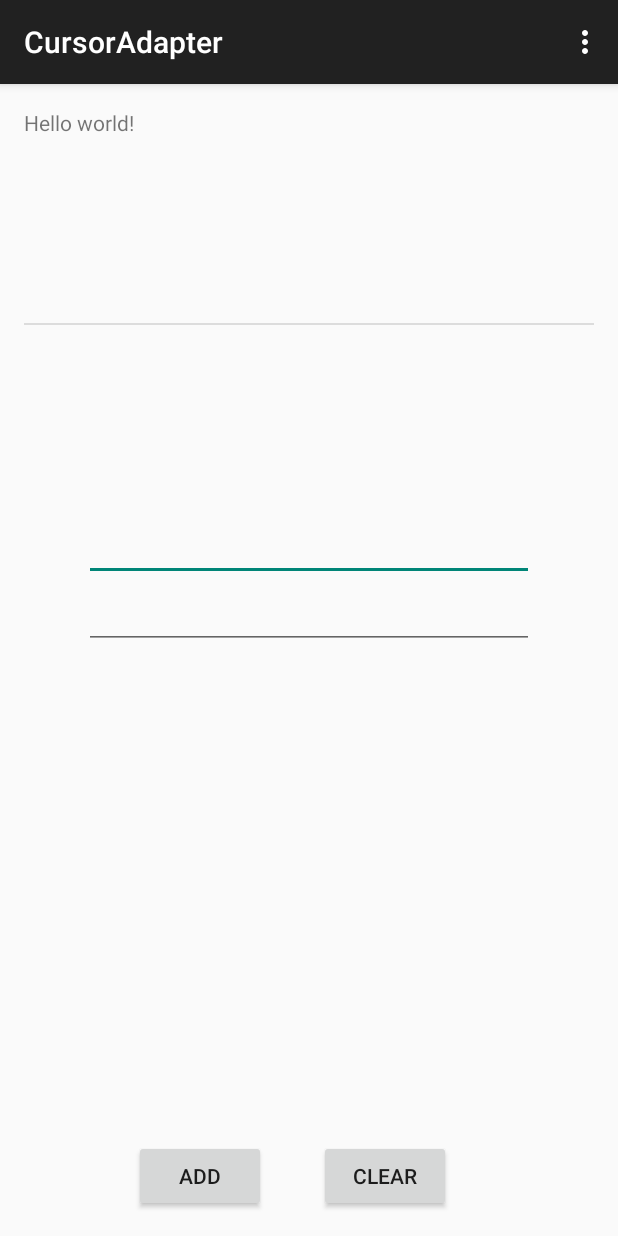
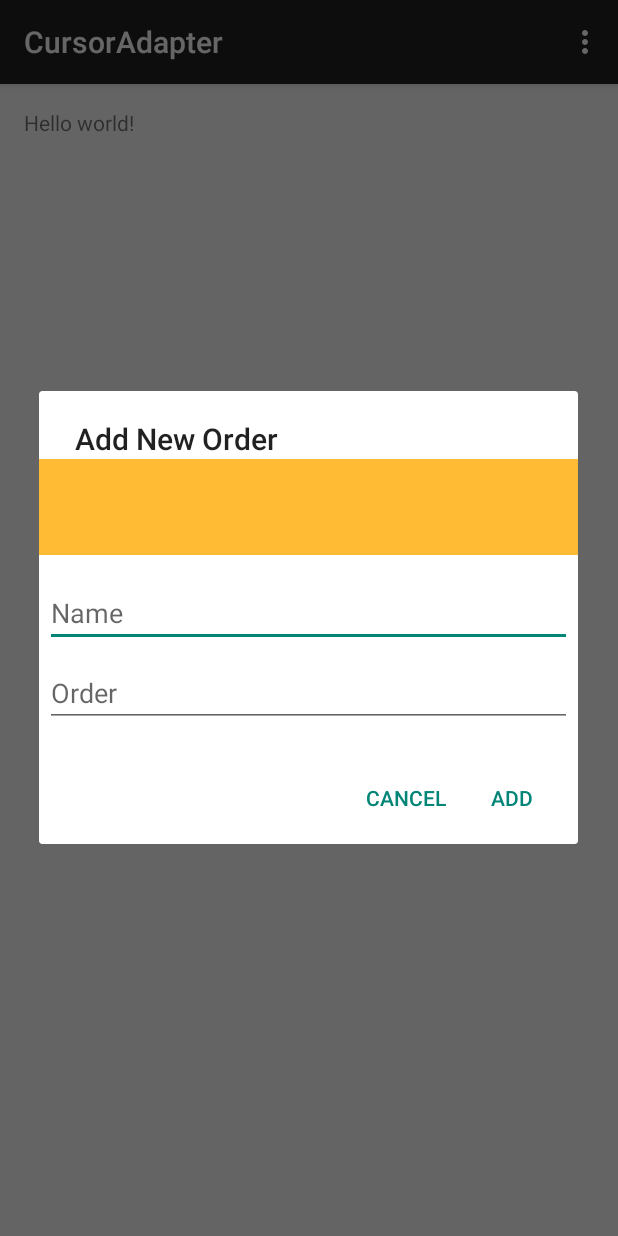
Before and after one commit to hychoi99/CursorAdapter, an Android app: the screen it shows after launch (MainActivity), after a tap on "ADD", on a phone screen of 412 x 824 dp. Run offline under Robolectric (Android 15) with nearby library versions, the phone set to English and light mode, and no system bars.

Commit message:
Add dialog functionality to add new orders into database

```diff
--- a/app/src/main/java/com/choimeetsworld/cursoradapter/MainActivity.java
+++ b/app/src/main/java/com/choimeetsworld/cursoradapter/MainActivity.java
@@ -1,17 +1,21 @@
 package com.choimeetsworld.cursoradapter;
 
+import android.app.AlertDialog;
+import android.app.Dialog;
+import android.app.DialogFragment;
 import android.app.LoaderManager.LoaderCallbacks;
+import android.content.DialogInterface;
 import android.content.Intent;
 import android.content.Loader;
 import android.database.Cursor;
 import android.support.v7.app.AppCompatActivity;
 import android.os.Bundle;
 import android.util.Log;
+import android.view.LayoutInflater;
 import android.view.Menu;
 import android.view.MenuItem;
 import android.view.View;
 import android.widget.AdapterView;
-import android.widget.Button;
 import android.widget.EditText;
 import android.widget.ListView;
 import android.widget.SimpleCursorAdapter;
@@ -21,12 +25,9 @@ import com.choimeetsworld.cursoradapter.Database.DbHelper;
 
 public class MainActivity extends AppCompatActivity implements LoaderCallbacks<Cursor> {
 
-
-    private LoaderCallbacks<Cursor> mCallbacks;
     private SimpleCursorAdapter mCursorAdapter;
     //private CustomCursorAdapter mCustomCursorAdapter;
     private ListView ordersList;
-    private Button addButton;
     private EditText customerInput;
     private EditText orderInput;
     private DataAccessObject dao;
@@ -37,11 +38,7 @@ public class MainActivity extends AppCompatActivity implements LoaderCallbacks<C
         setContentView(R.layout.activity_main);
 
         ordersList = (ListView) findViewById(R.id.listView_orders);
-        addButton = (Button) findViewById(R.id.button_add);
-        customerInput = (EditText) findViewById(R.id.editText_customer);
-        orderInput = (EditText) findViewById(R.id.editText_order);
         dao = new DataAccessObject(this);
-
         dao.openDb(); //only one instance of dataAccessor created
 
         /*
@@ -55,8 +52,7 @@ public class MainActivity extends AppCompatActivity implements LoaderCallbacks<C
                 new int[]{R.id.textViewRow_customer, R.id.textViewRow_order}, 0);
         ordersList.setAdapter(mCursorAdapter);
 
-
-        //getLoaderManager().initLoader(0, null, this).forceLoad();
+        getLoaderManager().initLoader(0, null, this).forceLoad();
 
         /*addButton.setOnClickListener(new View.OnClickListener() {
             @Override
@@ -66,16 +62,19 @@ public class MainActivity extends AppCompatActivity implements LoaderCallbacks<C
             }
         });*/
 
-        //Start new activity showing order details, pass all important info
+        //Start new activity showing order details in list, pass all important info
         ordersList.setOnItemClickListener(new AdapterView.OnItemClickListener() {
             @Override
             public void onItemClick(AdapterView<?> parent, View view, int position, long id) {
                 Cursor cursor = (Cursor) mCursorAdapter.getItem(position);
                 Intent intentOrderDetail = new Intent(MainActivity.this, OrderDetail.class);
                 Bundle bundle_order = new Bundle();
-                bundle_order.putString(DbHelper.COL_CUSTOMER, cursor.getString(cursor.getColumnIndex(DbHelper.COL_CUSTOMER)));
-                bundle_order.putString(DbHelper.COL_ORDER, cursor.getString(cursor.getColumnIndex(DbHelper.COL_ORDER)));
-                bundle_order.putString(DbHelper.COL_ID, cursor.getString(cursor.getColumnIndex(DbHelper.COL_ID)));
+                bundle_order.putString(DbHelper.COL_CUSTOMER,
+                        cursor.getString(cursor.getColumnIndex(DbHelper.COL_CUSTOMER)));
+                bundle_order.putString(DbHelper.COL_ORDER,
+                        cursor.getString(cursor.getColumnIndex(DbHelper.COL_ORDER)));
+                bundle_order.putString(DbHelper.COL_ID,
+                        cursor.getString(cursor.getColumnIndex(DbHelper.COL_ID)));
 
                 intentOrderDetail.putExtras(bundle_order);
                 startActivity(intentOrderDetail);
@@ -110,7 +109,7 @@ public class MainActivity extends AppCompatActivity implements LoaderCallbacks<C
         Log.i("in", "clicked");
         switch (view.getId()) {
             case R.id.button_add:
-                dao.createRow(customerInput.getText().toString(), orderInput.getText().toString());
+                new AddNewOrderDialog().show(getFragmentManager().beginTransaction(), "new order");
                 onQueryTextChanged();
                 break;
             case R.id.button_clear:
@@ -126,6 +125,42 @@ public class MainActivity extends AppCompatActivity implements LoaderCallbacks<C
         onQueryTextChanged();
     }
 
+
+    public class AddNewOrderDialog extends DialogFragment {
+
+        @Override
+        public Dialog onCreateDialog(Bundle savedInstanceState) {
+
+            AlertDialog.Builder dialogBuilder = new AlertDialog.Builder(getActivity());
+            LayoutInflater inflater = MainActivity.this.getLayoutInflater();
+            View dialogView = inflater.inflate(R.layout.dialog_addorder, null);
+            dialogBuilder.setView(dialogView);
+
+            customerInput = (EditText) dialogView.findViewById(R.id.name_input);
+            orderInput = (EditText) dialogView.findViewById(R.id.order_input);
+
+            dialogBuilder.setTitle("Add New Order");
+            dialogBuilder
+            .setPositiveButton("Add", new DialogInterface.OnClickListener() {
+                @Override
+                public void onClick(DialogInterface dialog, int id) {
+                    dao.createRow(customerInput.getText().toString(), orderInput.getText().toString());
+                    onQueryTextChanged();
+                }
+            })
+            .setNegativeButton("Cancel", new DialogInterface.OnClickListener() {
+                public void onClick(DialogInterface dialog, int id) {
+                    AddNewOrderDialog.this.getDialog().cancel();
+                }
+            });
+
+            return dialogBuilder.create();
+        }
+    }
+
+
+    // ** Loaders ** //
+
     //restarts loader when data has changed
     public boolean onQueryTextChanged() {
         // Called when the action bar search text has changed.  Update
@@ -134,7 +169,6 @@ public class MainActivity extends AppCompatActivity implements LoaderCallbacks<C
         getLoaderManager().restartLoader(0, null, this).forceLoad();
         return true;
     }
-
     @Override
     public Loader<Cursor> onCreateLoader(int id, Bundle args) {
         return new DataLoader(this, dao);
--- a/app/src/main/java/com/choimeetsworld/cursoradapter/OrderDetail.java
+++ b/app/src/main/java/com/choimeetsworld/cursoradapter/OrderDetail.java
@@ -112,7 +112,7 @@ public class OrderDetail extends AppCompatActivity implements OnMapReadyCallback
         @Override
         protected LatLng doInBackground(String... params) {
             Geocoder coder = new Geocoder(getApplicationContext(), Locale.getDefault());
-            //vs getApplication vs this
+            //vs getApplication vs this vs getActivity vs getBaseContext
             List<Address> address;
             LatLng p1 = null;
 
--- a/app/src/main/res/layout/activity_main.xml
+++ b/app/src/main/res/layout/activity_main.xml
@@ -12,9 +12,9 @@
 
     <ListView
         android:layout_width="wrap_content"
-        android:layout_height="200dp"
+        android:layout_height="350dp"
         android:id="@+id/listView_orders"
-        android:layout_alignParentStart="false" />
+        android:layout_alignParentStart="true" />
 
     <Button
         android:layout_width="wrap_content"
@@ -22,25 +22,9 @@
         android:text="@string/button_add"
         android:id="@+id/button_add"
         android:onClick="onClick"
-        android:layout_alignParentBottom="true"
-        android:layout_toEndOf="@+id/textView" />
-
-    <EditText
-        android:layout_width="wrap_content"
-        android:layout_height="wrap_content"
-        android:id="@+id/editText_customer"
-        android:width="300dp"
         android:layout_below="@+id/listView_orders"
-        android:layout_centerHorizontal="true"
-        android:layout_marginTop="70dp" />
-
-    <EditText
-        android:layout_width="wrap_content"
-        android:layout_height="wrap_content"
-        android:id="@+id/editText_order"
-        android:width="300dp"
-        android:layout_below="@+id/editText_customer"
-        android:layout_alignStart="@+id/editText_customer" />
+        android:layout_toEndOf="@+id/textView"
+        android:layout_marginTop="33dp" />
 
     <Button
         android:layout_width="wrap_content"
@@ -48,8 +32,8 @@
         android:text="Clear"
         android:onClick="onClick"
         android:id="@+id/button_clear"
-        android:layout_alignParentBottom="true"
+        android:layout_alignTop="@+id/button_add"
         android:layout_toEndOf="@+id/button_add"
-        android:layout_marginStart="35dp" />
+        android:layout_marginStart="29dp" />
 
 </RelativeLayout>
--- a/app/src/main/res/layout/activity_maps.xml
+++ b/app/src/main/res/layout/activity_maps.xml
@@ -1,6 +1,6 @@
 <fragment xmlns:android="http://schemas.android.com/apk/res/android"
     xmlns:tools="http://schemas.android.com/tools" android:layout_width="match_parent"
-    android:layout_height="match_parent" android:id="@+id/map"
+    android:layout_height="match_parent" android:id="@+id/map2"
     tools:context="com.choimeetsworld.cursoradapter.MapsActivity"
     android:name="com.google.android.gms.maps.SupportMapFragment"
     tools:layout="@layout/abc_action_bar_title_item" />
--- /dev/null
+++ b/app/src/main/res/layout/dialog_addorder.xml
@@ -0,0 +1,32 @@
+<LinearLayout xmlns:android="http://schemas.android.com/apk/res/android"
+    android:orientation="vertical"
+    android:layout_width="wrap_content"
+    android:layout_height="wrap_content">
+    <ImageView
+        android:layout_width="match_parent"
+        android:layout_height="64dp"
+        android:scaleType="center"
+        android:background="#FFFFBB33"
+        android:contentDescription="@string/app_name" />
+    <EditText
+        android:id="@+id/name_input"
+        android:inputType="text"
+        android:layout_width="match_parent"
+        android:layout_height="wrap_content"
+        android:layout_marginTop="16dp"
+        android:layout_marginLeft="4dp"
+        android:layout_marginRight="4dp"
+        android:layout_marginBottom="4dp"
+        android:hint="Name" />
+    <EditText
+        android:id="@+id/order_input"
+        android:inputType="text"
+        android:layout_width="match_parent"
+        android:layout_height="wrap_content"
+        android:layout_marginTop="4dp"
+        android:layout_marginLeft="4dp"
+        android:layout_marginRight="4dp"
+        android:layout_marginBottom="16dp"
+        android:fontFamily="sans-serif"
+        android:hint="Order"/>
+</LinearLayout>
--- a/app/src/main/res/layout/fragment_map.xml
+++ b/app/src/main/res/layout/fragment_map.xml
@@ -5,7 +5,7 @@
 
     <fragment xmlns:android="http://schemas.android.com/apk/res/android"
         android:name="com.google.android.gms.maps.MapFragment"
-        android:id="@+id/map"
+        android:id="@+id/map1"
         android:layout_width="match_parent"
         android:layout_height="match_parent"/>
 </FrameLayout>
--- a/app/src/main/res/layout/orders_row.xml
+++ b/app/src/main/res/layout/orders_row.xml
@@ -9,9 +9,8 @@
         android:textAppearance="?android:attr/textAppearanceLarge"
         android:text="Large Text"
         android:id="@+id/textViewRow_customer"
-        android:layout_alignParentTop="true"
-        android:layout_centerHorizontal="true"
-        android:layout_marginTop="114dp" />
+        android:layout_below="@+id/textViewRow_order"
+        android:layout_alignParentStart="true" />
 
     <TextView
         android:layout_width="wrap_content"
@@ -19,6 +18,6 @@
         android:textAppearance="?android:attr/textAppearanceLarge"
         android:text="Large Text"
         android:id="@+id/textViewRow_order"
-        android:layout_centerVertical="true"
-        android:layout_centerHorizontal="true" />
+        android:layout_alignParentTop="true"
+        android:layout_alignParentStart="true" />
 </RelativeLayout>
```
